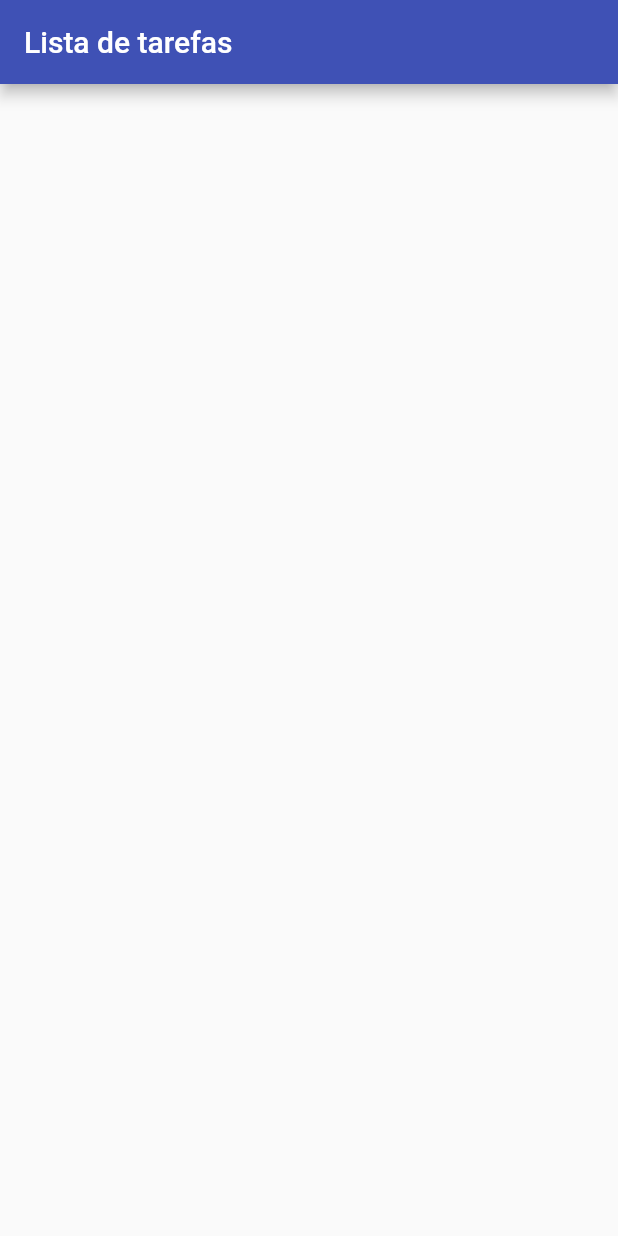
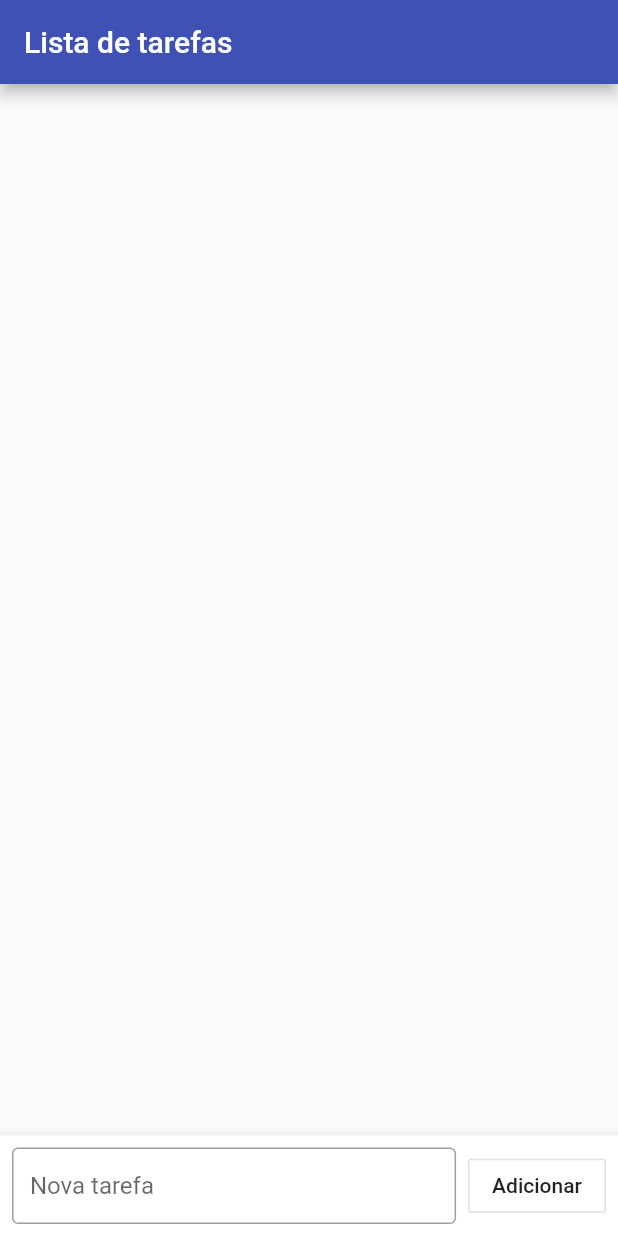
Before and after one commit to leonardolino96/flutter-tarefas, a Flutter app: the screen it shows after launch, on a phone screen of 412 x 824 dp. Run offline on Flutter 3.47's test engine with Material 2 defaults, Android fonts, the light colour scheme and no system bars.

Commit message:
Implementação do layout iniciada

```diff
--- a/lib/main.dart
+++ b/lib/main.dart
@@ -24,13 +24,85 @@ class HomePage extends StatefulWidget {
 }
 
 class _HomePageState extends State<HomePage> {
+  final _tarefaController = TextEditingController();
+  ScrollController _scrollController = new ScrollController();
+
   List _tarefas = [];
+
+  void _addTarefa() {
+    setState(() {
+      Map<String, dynamic> novaTarefa = Map();
+      novaTarefa["title"] = _tarefaController.text;
+      novaTarefa["ok"] = false;
+      _tarefaController.clear();
+      _tarefas.add(novaTarefa);
+      _scrollController.animateTo(
+          _scrollController.position.maxScrollExtent + 56,
+          duration: const Duration(milliseconds: 500),
+          curve: Curves.easeOut);
+    });
+  }
 
   @override
   Widget build(BuildContext context) {
     return Scaffold(
       appBar: AppBar(
         title: Text("Lista de tarefas"),
+      ),
+      body: Column(
+        children: <Widget>[
+          Expanded(
+            child: ListView.builder(
+              controller: _scrollController,
+              itemCount: _tarefas.length,
+              itemBuilder: (context, index) {
+                return CheckboxListTile(
+                  title: Text(_tarefas[index]["title"]),
+                  value: _tarefas[index]["ok"],
+                  secondary: CircleAvatar(
+                    backgroundColor:
+                        _tarefas[index]["ok"] ? Colors.green : Colors.indigo,
+                    child: Icon(
+                        _tarefas[index]["ok"] ? Icons.done : Icons.short_text,
+                        color: Colors.white),
+                  ),
+                  onChanged: (check) {
+                    setState(() {
+                      _tarefas[index]["ok"] = check;
+                    });
+                  },
+                );
+              },
+            ),
+          ),
+          Card(
+            shape:
+                RoundedRectangleBorder(borderRadius: BorderRadius.circular(0)),
+            elevation: 8,
+            margin: EdgeInsets.only(top: 4),
+            child: Container(
+              padding: EdgeInsets.all(8),
+              child: Row(
+                children: <Widget>[
+                  Expanded(
+                    child: TextField(
+                      controller: _tarefaController,
+                      decoration: InputDecoration(
+                          isDense: true,
+                          border: OutlineInputBorder(),
+                          hintText: "Nova tarefa"),
+                    ),
+                  ),
+                  SizedBox(width: 8),
+                  OutlineButton(
+                    child: Text("Adicionar"),
+                    onPressed: _addTarefa,
+                  )
+                ],
+              ),
+            ),
+          )
+        ],
       ),
     );
   }
```
